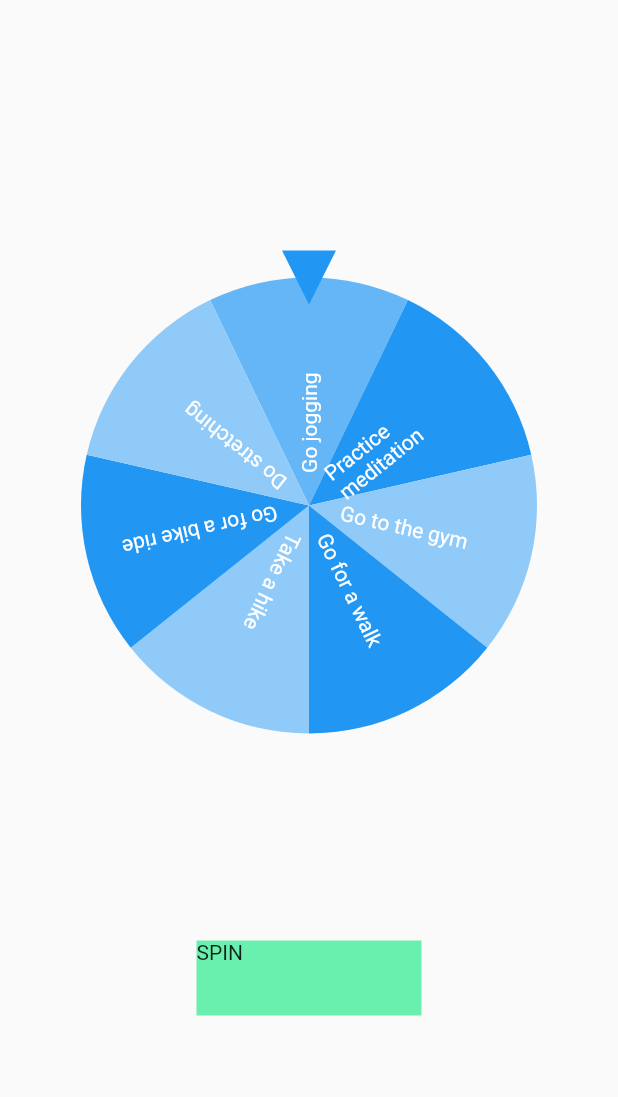
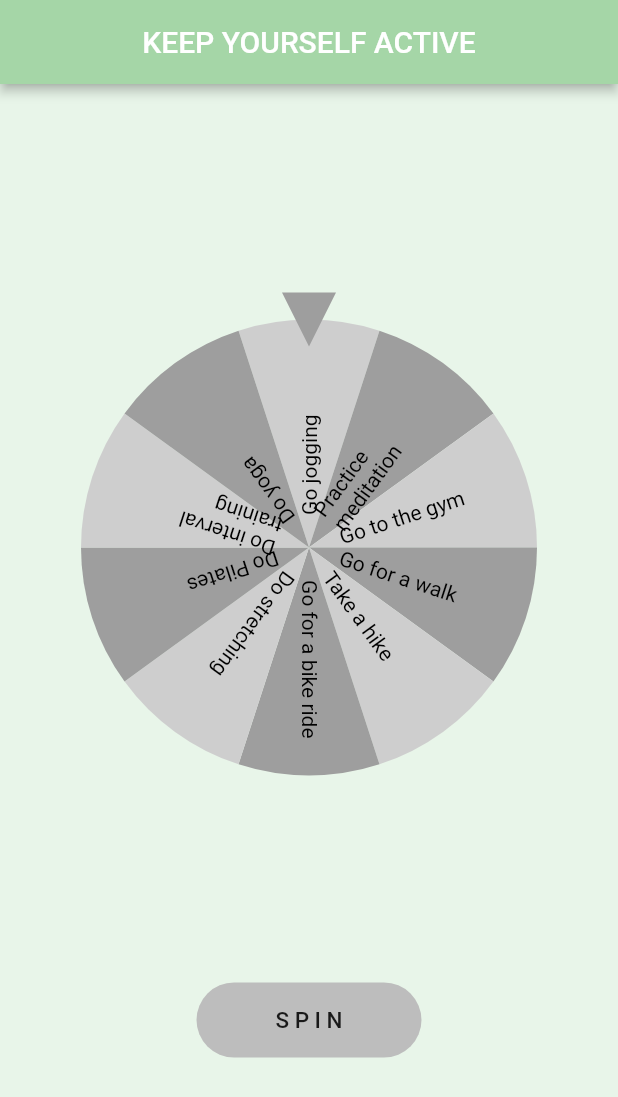
Before and after one commit to nataliakrawczuk/be_active, a Flutter app: the screen it shows after launch, on a phone screen of 412 x 824 dp. Shown: the top 1097 px of the screen. Run offline on Flutter 3.47's test engine with Material 2 defaults, Android fonts, the light colour scheme and no system bars; drawn by our look-alikes of flutter_fortune_wheel; our stand-ins replace rxdart.

Commit message:
change UI

```diff
--- a/lib/main.dart
+++ b/lib/main.dart
@@ -12,9 +12,8 @@ class MyApp extends StatelessWidget {
   @override
   Widget build(BuildContext context) {
     return MaterialApp(
-      title: 'Flutter Demo',
       theme: ThemeData(
-        primarySwatch: Colors.blue,
+        primarySwatch: Colors.grey,
       ),
       home: const SpinWheel(),
     );
@@ -39,7 +38,10 @@ class _SpinWheelState extends State<SpinWheel> {
     'Go for a walk',
     'Take a hike',
     'Go for a bike ride',
-    'Do stretching'
+    'Do stretching',
+    'Do Pilates',
+    'Do interval training',
+    'Do yoga',
   ];
 
   @override
@@ -51,6 +53,16 @@ class _SpinWheelState extends State<SpinWheel> {
   @override
   Widget build(BuildContext context) {
     return Scaffold(
+      backgroundColor: Colors.green[50],
+      appBar: AppBar(
+        backgroundColor: Colors.green[200],
+        elevation: 3,
+        title: const Text(
+          'KEEP YOURSELF ACTIVE',
+          style: TextStyle(color: Colors.white),
+        ),
+        centerTitle: true,
+      ),
       body: Center(
         child: Column(
           crossAxisAlignment: CrossAxisAlignment.center,
@@ -71,7 +83,7 @@ class _SpinWheelState extends State<SpinWheel> {
                     .toList(),
                 onAnimationEnd: () {
                   setState(() {
-                    rewards = rewards = items[selected.value];
+                    rewards = items[selected.value];
                   });
 
                   showDialog(
@@ -85,7 +97,7 @@ class _SpinWheelState extends State<SpinWheel> {
                               onPressed: () {
                                 Navigator.of(context).pop();
                               },
-                              child: Text('OK'))
+                              child: const Text("Sure, I'm on my way"))
                         ],
                       );
                     },
@@ -93,7 +105,7 @@ class _SpinWheelState extends State<SpinWheel> {
                 },
               ),
             ),
-            SizedBox(
+            const SizedBox(
               height: 100,
             ),
             GestureDetector(
@@ -103,10 +115,17 @@ class _SpinWheelState extends State<SpinWheel> {
                 });
               },
               child: Container(
+                decoration: BoxDecoration(
+                  borderRadius: BorderRadius.circular(30),
+                  color: Colors.grey[400],
+                ),
                 height: 50,
                 width: 150,
-                color: Colors.greenAccent,
-                child: Text('SPIN'),
+                alignment: Alignment.center,
+                child: const Text(
+                  'S P I N',
+                  style: TextStyle(fontSize: 15, fontWeight: FontWeight.w500),
+                ),
               ),
             ),
           ],
```
